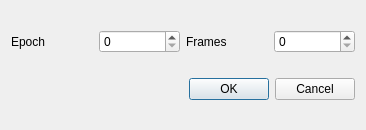
First picture: the form in augmentationparameter.ui, repository lzsz518/UAVRouteExplorer, before the edit.
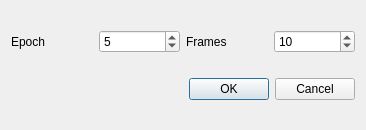
Second picture: the form after the edit.

Commit message: Set default value for augmentationparameter.ui

Patch:
```diff
--- a/augmentationparameter.ui
+++ b/augmentationparameter.ui
@@ -30,6 +30,9 @@
          <property name="maximum">
           <number>999999999</number>
          </property>
+         <property name="value">
+          <number>5</number>
+         </property>
         </widget>
        </item>
        <item row="0" column="0">
@@ -44,6 +47,9 @@
          <property name="maximum">
           <number>999999999</number>
          </property>
+         <property name="value">
+          <number>10</number>
+         </property>
         </widget>
        </item>
       </layout>
```
